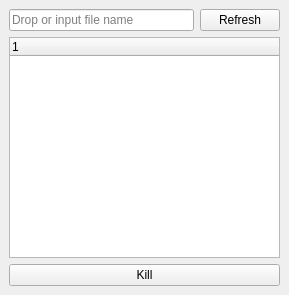
The window that main.ui (vertexi/Uexit) describes before a commit, drawn with Qt 5.
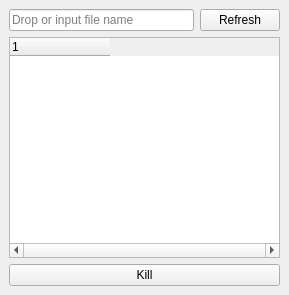
The same window after the commit.

Commit message: make tree can refresh and scrollable

```diff
--- a/main.ui
+++ b/main.ui
@@ -40,6 +40,15 @@
      <layout class="QVBoxLayout" name="verticalLayout_2">
       <item>
        <widget class="QTreeWidget" name="process_tree">
+        <property name="horizontalScrollBarPolicy">
+         <enum>Qt::ScrollBarAlwaysOn</enum>
+        </property>
+        <attribute name="headerCascadingSectionResizes">
+         <bool>false</bool>
+        </attribute>
+        <attribute name="headerStretchLastSection">
+         <bool>false</bool>
+        </attribute>
         <column>
          <property name="text">
           <string notr="true">1</string>
```
The commit also changes 1 other file.
